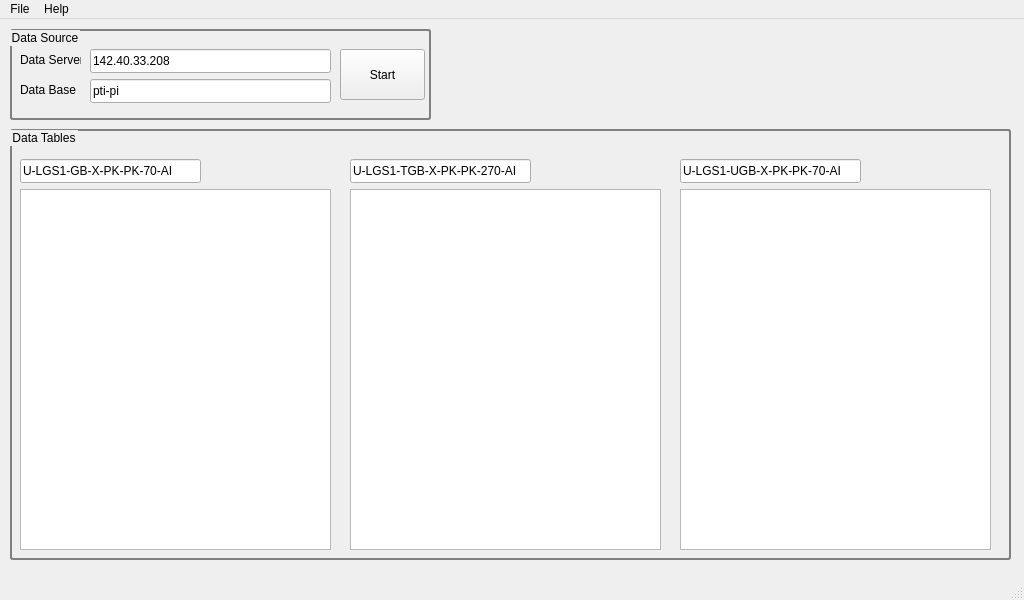
This is Vale/PredictPIServer/ValePredictPI/sample_ui/table_fetch.ui in mekatronik-achmadi/Predict-CBM as Qt 5 draws it before an edit. The edited form follows.
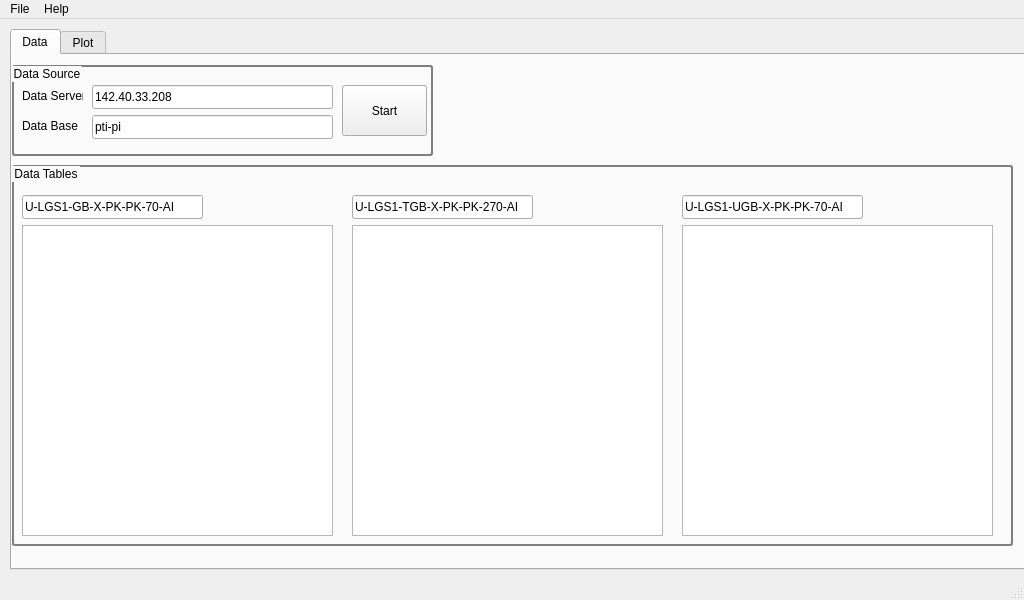
This is the edited form. The open tabs and pages were chosen to show the change.

Patch:
```diff
--- a/Vale/PredictPIServer/ValePredictPI/sample_ui/table_fetch.ui
+++ b/Vale/PredictPIServer/ValePredictPI/sample_ui/table_fetch.ui
@@ -14,10 +14,111 @@
    <string>MainWindow</string>
   </property>
   <widget class="QWidget" name="centralwidget">
+   <widget class="QTabWidget" name="tabMain">
+    <property name="geometry">
+     <rect>
+      <x>10</x>
+      <y>10</y>
+      <width>1181</width>
+      <height>541</height>
+     </rect>
+    </property>
+    <property name="currentIndex">
+     <number>1</number>
+    </property>
+    <widget class="QWidget" name="tbData">
+     <attribute name="title">
+      <string>Data</string>
+     </attribute>
+     <widget class="QGroupBox" name="grpTable">
+      <property name="geometry">
+       <rect>
+        <x>0</x>
+        <y>110</y>
+        <width>1001</width>
+        <height>381</height>
+       </rect>
+      </property>
+      <property name="styleSheet">
+       <string notr="true">QGroupBox{border: 2px solid gray; border-radius: 3px;}</string>
+      </property>
+      <property name="title">
+       <string>Data Tables</string>
+      </property>
+      <widget class="QLineEdit" name="txtTagA">
+       <property name="geometry">
+        <rect>
+         <x>10</x>
+         <y>30</y>
+         <width>181</width>
+         <height>24</height>
+        </rect>
+       </property>
+       <property name="text">
+        <string>U-LGS1-GB-X-PK-PK-70-AI</string>
+       </property>
+      </widget>
+      <widget class="QLineEdit" name="txtTagB">
+       <property name="geometry">
+        <rect>
+         <x>340</x>
+         <y>30</y>
+         <width>181</width>
+         <height>24</height>
+        </rect>
+       </property>
+       <property name="text">
+        <string>U-LGS1-TGB-X-PK-PK-270-AI</string>
+       </property>
+      </widget>
+      <widget class="QLineEdit" name="txtTagC">
+       <property name="geometry">
+        <rect>
+         <x>670</x>
+         <y>30</y>
+         <width>181</width>
+         <height>24</height>
+        </rect>
+       </property>
+       <property name="text">
+        <string>U-LGS1-UGB-X-PK-PK-70-AI</string>
+       </property>
+      </widget>
+      <widget class="QTableView" name="tblDataA">
+       <property name="geometry">
+        <rect>
+         <x>10</x>
+         <y>60</y>
+         <width>311</width>
+         <height>311</height>
+        </rect>
+       </property>
+      </widget>
+      <widget class="QTableView" name="tblDataC">
+       <property name="geometry">
+        <rect>
+         <x>340</x>
+         <y>60</y>
+         <width>311</width>
+         <height>311</height>
+        </rect>
+       </property>
+      </widget>
+      <widget class="QTableView" name="tblDataB">
+       <property name="geometry">
+        <rect>
+         <x>670</x>
+         <y>60</y>
+         <width>311</width>
+         <height>311</height>
+        </rect>
+       </property>
+      </widget>
+     </widget>
    <widget class="QGroupBox" name="grpSource">
     <property name="geometry">
      <rect>
-      <x>10</x>
+        <x>0</x>
       <y>10</y>
       <width>421</width>
       <height>91</height>
@@ -95,89 +196,11 @@
      </property>
     </widget>
    </widget>
-   <widget class="QGroupBox" name="grpTable">
-    <property name="geometry">
-     <rect>
-      <x>10</x>
-      <y>110</y>
-      <width>1001</width>
-      <height>431</height>
-     </rect>
-    </property>
-    <property name="styleSheet">
-     <string notr="true">QGroupBox{border: 2px solid gray; border-radius: 3px;}</string>
-    </property>
-    <property name="title">
-     <string>Data Tables</string>
-    </property>
-    <widget class="QLineEdit" name="txtTagA">
-     <property name="geometry">
-      <rect>
-       <x>10</x>
-       <y>30</y>
-       <width>181</width>
-       <height>24</height>
-      </rect>
-     </property>
-     <property name="text">
-      <string>U-LGS1-GB-X-PK-PK-70-AI</string>
-     </property>
     </widget>
-    <widget class="QLineEdit" name="txtTagB">
-     <property name="geometry">
-      <rect>
-       <x>340</x>
-       <y>30</y>
-       <width>181</width>
-       <height>24</height>
-      </rect>
-     </property>
-     <property name="text">
-      <string>U-LGS1-TGB-X-PK-PK-270-AI</string>
-     </property>
-    </widget>
-    <widget class="QLineEdit" name="txtTagC">
-     <property name="geometry">
-      <rect>
-       <x>670</x>
-       <y>30</y>
-       <width>181</width>
-       <height>24</height>
-      </rect>
-     </property>
-     <property name="text">
-      <string>U-LGS1-UGB-X-PK-PK-70-AI</string>
-     </property>
-    </widget>
-    <widget class="QTableView" name="tblDataA">
-     <property name="geometry">
-      <rect>
-       <x>10</x>
-       <y>60</y>
-       <width>311</width>
-       <height>361</height>
-      </rect>
-     </property>
-    </widget>
-    <widget class="QTableView" name="tblDataC">
-     <property name="geometry">
-      <rect>
-       <x>340</x>
-       <y>60</y>
-       <width>311</width>
-       <height>361</height>
-      </rect>
-     </property>
-    </widget>
-    <widget class="QTableView" name="tblDataB">
-     <property name="geometry">
-      <rect>
-       <x>670</x>
-       <y>60</y>
-       <width>311</width>
-       <height>361</height>
-      </rect>
-     </property>
+    <widget class="QWidget" name="tbPlot">
+     <attribute name="title">
+      <string>Plot</string>
+     </attribute>
     </widget>
    </widget>
   </widget>
```
Lines whose indentation alone changed are shown as unchanged.
